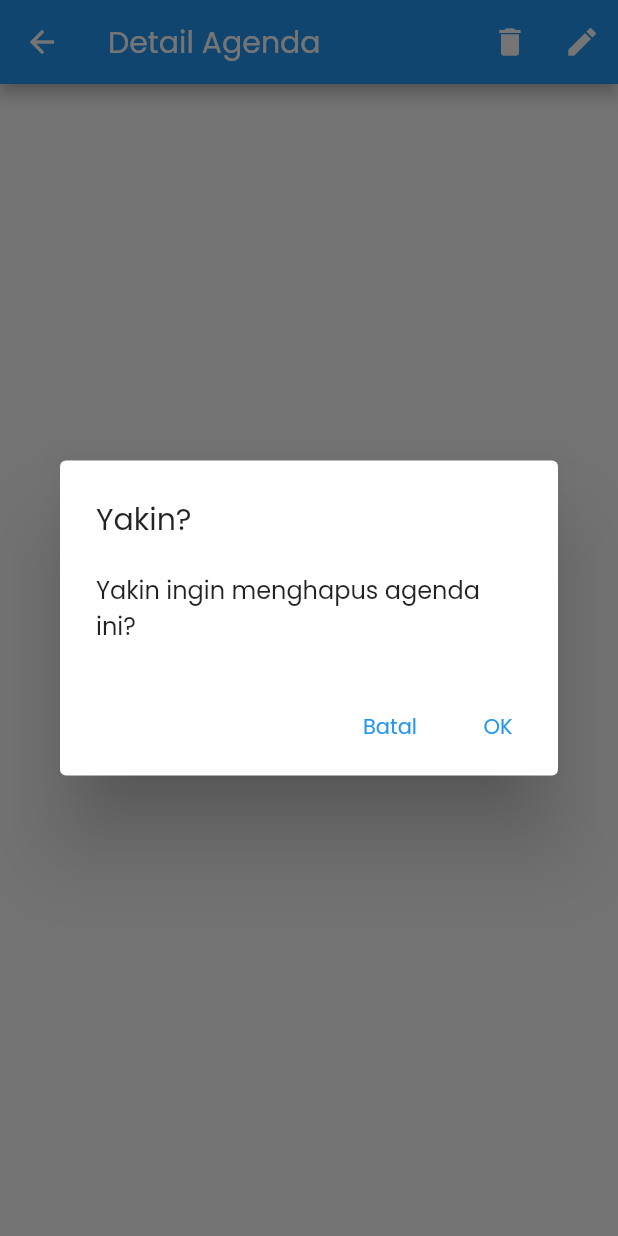
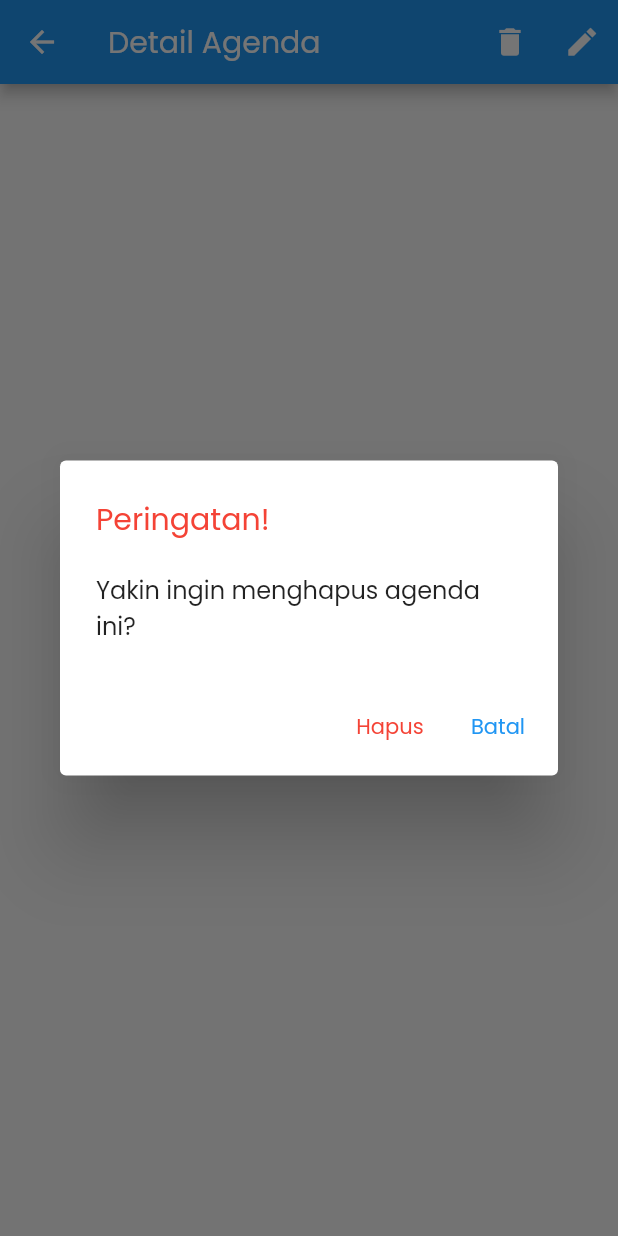
Before and after one commit to afifhibatullahh/jadhub-flutter, a Flutter app: the EventDetailsPage screen opened directly with empty values, after a tap on the "delete" icon, on a phone screen of 412 x 824 dp. Run offline on Flutter 3.47's test engine with Material 2 defaults, Android fonts, the phone set to English and light mode, and no system bars; our stand-ins replace table_calendar; missing offline and left inert: firebase_helpers; accounts and stored records are empty.

Commit message:
add update delete

```diff
--- a/lib/ui/pages/view_event.dart
+++ b/lib/ui/pages/view_event.dart
@@ -1,6 +1,10 @@
 import 'package:flutter/cupertino.dart';
 import 'package:flutter/material.dart';
 import 'package:jadhub_flutter/model/event.dart';
+import 'package:jadhub_flutter/res/event_firestore_service.dart';
+import 'package:jadhub_flutter/ui/pages/home_page.dart';
+
+import 'add_event.dart';
 
 class EventDetailsPage extends StatelessWidget {
   final EventModel event;
@@ -18,29 +22,42 @@ class EventDetailsPage extends StatelessWidget {
               Icons.delete,
               color: Colors.white,
             ),
-            onPressed: () => showDialog<String>(
+            onPressed: () async {
+              final confirm = await showDialog<String>(
                     context: context,
-              builder: (BuildContext context) => AlertDialog(
-                title: const Text('Yakin?'),
-                content: const Text('Yakin ingin menghapus agenda ini?'),
-                actions: <Widget>[
+                    builder: (context) => AlertDialog(
+                      title: Text('Peringatan!', style: TextStyle(color: Colors.red),),
+                      content: Text('Yakin ingin menghapus agenda ini?'),
+                      actions: [
                         TextButton(
-                    onPressed: () => Navigator.pop(context, 'Batal'),
-                    child: const Text('Batal'),
+                          onPressed: () => Navigator.pop(context, true),
+                          child: Text('Hapus', style: TextStyle(color: Colors.red)),
                         ),
                         TextButton(
-                    onPressed: () => Navigator.pop(context, 'OK'),
-                    child: const Text('OK'),
+                          onPressed: () => Navigator.pop(context, false),
+                          child: Text('Batal'),
                         ),
                       ],
                     ),
-            ),
+                  ) ??
+                  false;
+              if (confirm) {
+                await eventDBS.removeItem(event.id);
+                Navigator.pop(context);
+              }
+            },
           ),
           IconButton(
             icon: Icon(
               Icons.edit_sharp,
               color: Colors.white,
             ),
+            onPressed: () => Navigator.push(
+                context,
+                MaterialPageRoute(
+                    builder: (context) => AddEventPage(
+                          note: event,
+                        ))),
           ),
         ],
       ),
```
Also changed, not shown: lib/ui/pages/add_event.dart (+7 -3 lines), lib/ui/pages/home_page.dart (+7 -5 lines). Lines whose indentation alone changed are shown as unchanged.
